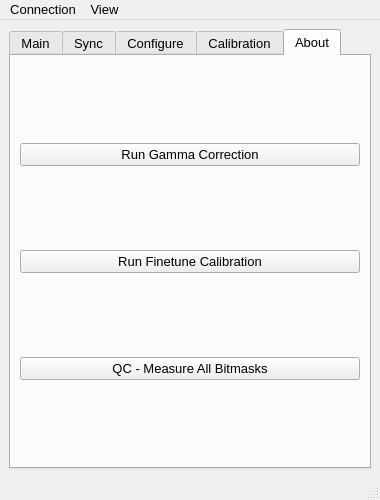
The window that Software/GUI_code/QtDesigner_GUI.ui (imjal/Four_Channel_MHz_LED_Driver) describes before a commit, drawn with Qt 5.
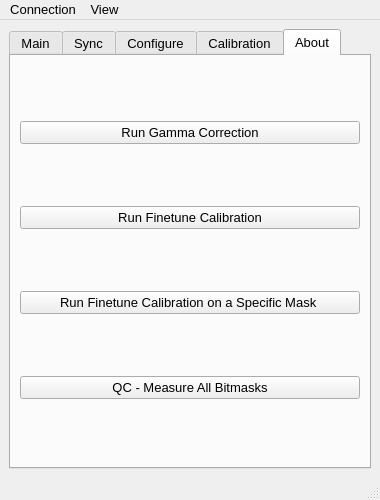
The same window after the commit. The open tabs and pages were chosen to show the change. Custom widgets are drawn as their Qt base class.

Commit message: add finetune one specific mask

Patch:
```diff
--- a/Software/GUI_code/QtDesigner_GUI.ui
+++ b/Software/GUI_code/QtDesigner_GUI.ui
@@ -4885,6 +4885,16 @@
             </widget>
         </item>
         <item row="2" column="0">
+            <widget class="QPushButton" name="finetune_specific_mask">
+            <property name="toolTip">
+                <string>Finetune a particular mask</string>
+            </property>
+            <property name="text">
+                <string>Run Finetune Calibration on a Specific Mask </string>
+            </property>
+            </widget>
+        </item>
+        <item row="3" column="0">
             <widget class="QPushButton" name="measure_bitmasks_button">
             <property name="toolTip">
                 <string>Run through all the bitmasks and make sure they're relatively close to the original measurements.</string>
```
The commit also changes 2 other files.
